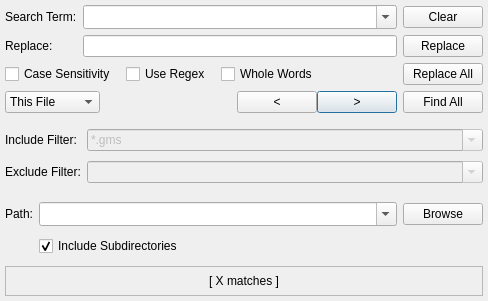
Before: the Qt Designer form src/search/searchdialog.ui in GAMS-dev/studio, drawn with Qt 5.
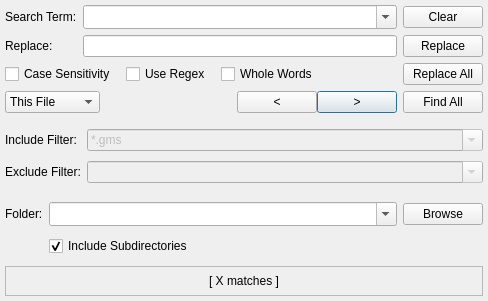
After: the same form once the commit is applied.

The edit to the form file:
```diff
--- a/src/search/searchdialog.ui
+++ b/src/search/searchdialog.ui
@@ -721,7 +721,7 @@
              </sizepolicy>
             </property>
             <property name="text">
-             <string>Path:</string>
+             <string>Folder:</string>
             </property>
            </widget>
           </item>
```
Left out of the diff: 28 changed lines with no effect on the pictures.
